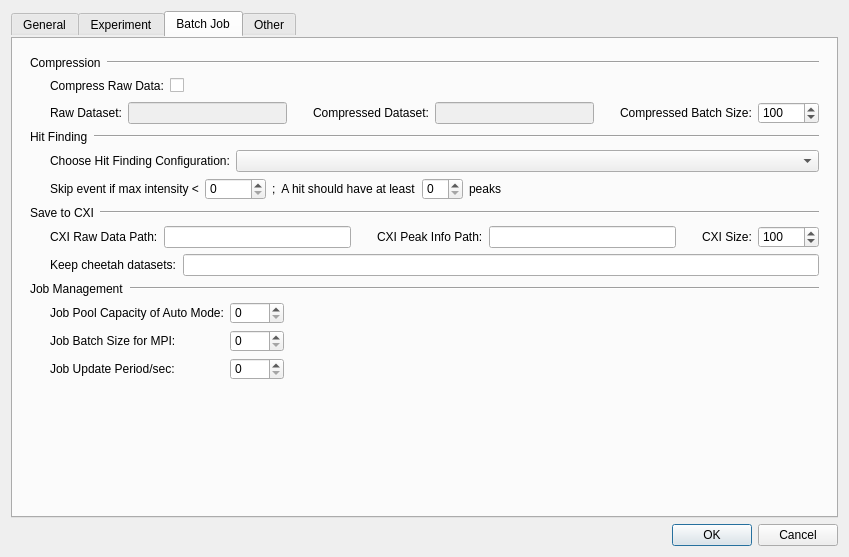
Above: ui/dialogs/settings.ui from LiuLab-CSRC/ClickX before the change. Below: the same form after it.
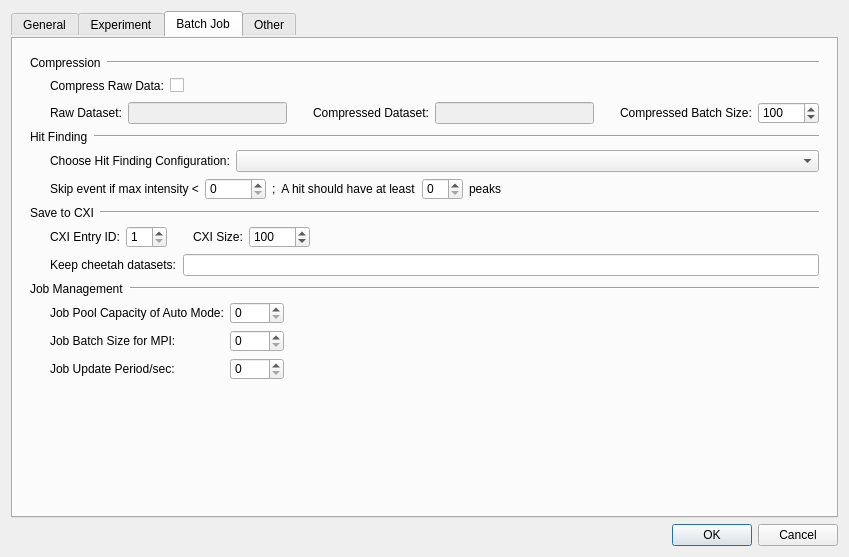
That is the form after the change. The open tabs and pages were chosen to show the change.

```diff
--- a/ui/dialogs/settings.ui
+++ b/ui/dialogs/settings.ui
@@ -731,39 +731,17 @@
            <item>
             <widget class="QLabel" name="label_11">
              <property name="text">
-              <string>CXI Raw Data Path:</string>
+              <string>CXI Entry ID:</string>
              </property>
             </widget>
            </item>
            <item>
-            <widget class="QLineEdit" name="cxiRawDataPath"/>
-           </item>
-           <item>
-            <spacer name="horizontalSpacer_15">
-             <property name="orientation">
-              <enum>Qt::Horizontal</enum>
+            <widget class="QSpinBox" name="cxiEntryID">
+             <property name="minimum">
+              <number>1</number>
              </property>
-             <property name="sizeType">
-              <enum>QSizePolicy::Fixed</enum>
-             </property>
-             <property name="sizeHint" stdset="0">
-              <size>
-               <width>20</width>
-               <height>20</height>
-              </size>
-             </property>
-            </spacer>
-           </item>
-           <item>
-            <widget class="QLabel" name="label_16">
-             <property name="text">
-              <string>CXI Peak Info Path:</string>
-             </property>
             </widget>
            </item>
-           <item>
-            <widget class="QLineEdit" name="cxiPeakInfoPath"/>
-           </item>
            <item>
             <spacer name="horizontalSpacer_24">
              <property name="orientation">
@@ -797,6 +775,19 @@
              </property>
             </widget>
            </item>
+           <item>
+            <spacer name="horizontalSpacer_15">
+             <property name="orientation">
+              <enum>Qt::Horizontal</enum>
+             </property>
+             <property name="sizeHint" stdset="0">
+              <size>
+               <width>40</width>
+               <height>20</height>
+              </size>
+             </property>
+            </spacer>
+           </item>
           </layout>
          </item>
          <item>
```
